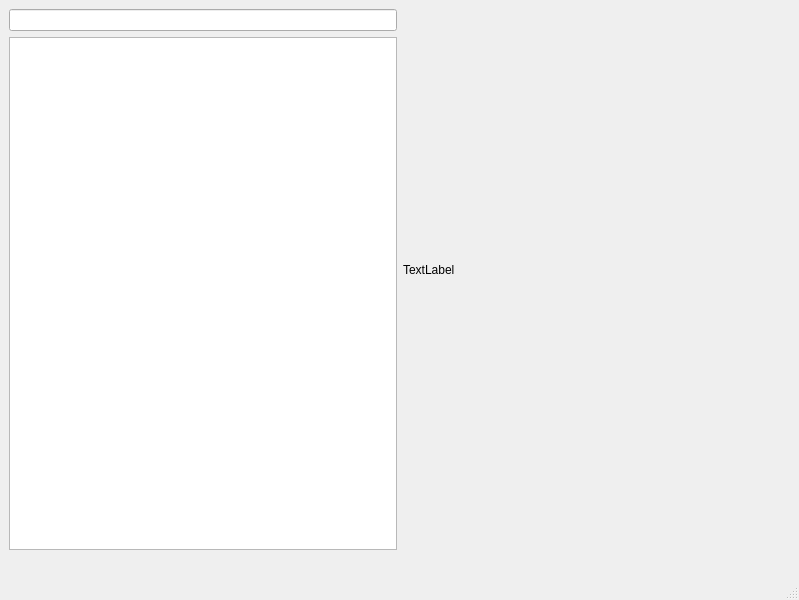
First picture: the form in ak7mp_22/ak7mp_semestral_work/mainwindow.ui, repository SedlarDavid/fai-utb-k4swi, before the edit.
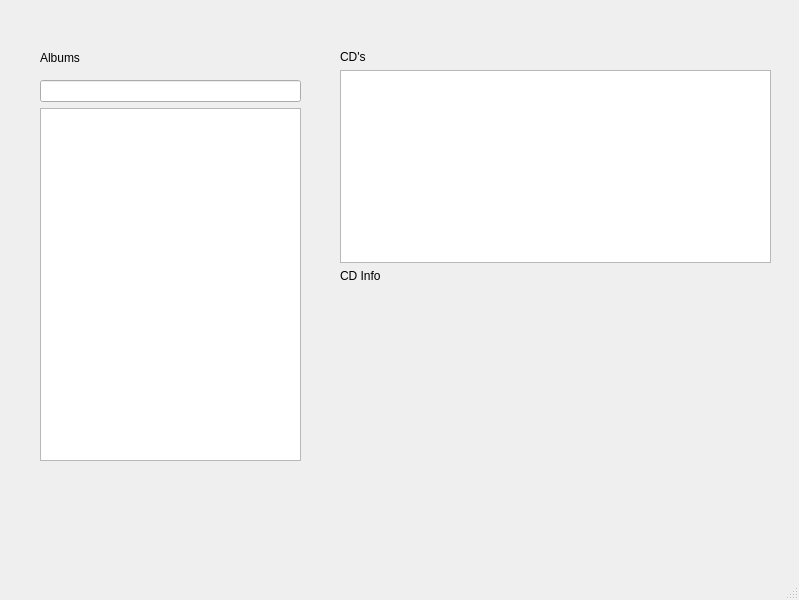
Second picture: the form after the edit.

```diff
--- a/ak7mp_22/ak7mp_semestral_work/mainwindow.ui
+++ b/ak7mp_22/ak7mp_semestral_work/mainwindow.ui
@@ -17,42 +17,42 @@
    <widget class="QWidget" name="horizontalLayoutWidget">
     <property name="geometry">
      <rect>
-      <x>9</x>
-      <y>9</y>
-      <width>781</width>
-      <height>541</height>
+      <x>340</x>
+      <y>50</y>
+      <width>431</width>
+      <height>411</height>
      </rect>
     </property>
-    <layout class="QHBoxLayout" name="horizontalLayout">
+    <layout class="QVBoxLayout" name="verticalLayout_4">
      <item>
-      <layout class="QVBoxLayout" name="verticalLayout">
-       <item>
-        <widget class="QLineEdit" name="lineEdit"/>
-       </item>
-       <item>
-        <widget class="QListView" name="listView"/>
-       </item>
-      </layout>
+      <widget class="QLabel" name="label">
+       <property name="text">
+        <string>CD's</string>
+       </property>
+      </widget>
+     </item>
+     <item>
+      <widget class="QListWidget" name="listWidget"/>
      </item>
      <item>
       <layout class="QGridLayout" name="gridLayout">
        <item row="1" column="0">
         <spacer name="horizontalSpacer">
          <property name="orientation">
-          <enum>Qt::Horizontal</enum>
+          <enum>Qt::Vertical</enum>
          </property>
          <property name="sizeHint" stdset="0">
           <size>
-           <width>40</width>
-           <height>20</height>
+           <width>20</width>
+           <height>40</height>
           </size>
          </property>
         </spacer>
        </item>
        <item row="0" column="0">
-        <widget class="QLabel" name="label">
+        <widget class="QLabel" name="label_2">
          <property name="text">
-          <string>TextLabel</string>
+          <string>CD Info</string>
          </property>
         </widget>
        </item>
@@ -60,6 +60,37 @@
      </item>
     </layout>
    </widget>
+   <widget class="QLabel" name="label_3">
+    <property name="geometry">
+     <rect>
+      <x>40</x>
+      <y>50</y>
+      <width>49</width>
+      <height>16</height>
+     </rect>
+    </property>
+    <property name="text">
+     <string>Albums</string>
+    </property>
+   </widget>
+   <widget class="QWidget" name="verticalLayoutWidget">
+    <property name="geometry">
+     <rect>
+      <x>40</x>
+      <y>80</y>
+      <width>261</width>
+      <height>381</height>
+     </rect>
+    </property>
+    <layout class="QVBoxLayout" name="verticalLayout">
+     <item>
+      <widget class="QLineEdit" name="lineEdit"/>
+     </item>
+     <item>
+      <widget class="QListView" name="listView"/>
+     </item>
+    </layout>
+   </widget>
   </widget>
   <widget class="QMenuBar" name="menubar">
    <property name="geometry">
```
Left out of the diff: 4 changed lines with no effect on the pictures.
